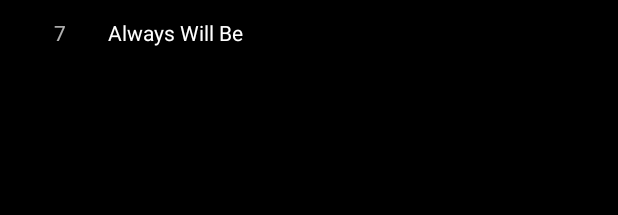
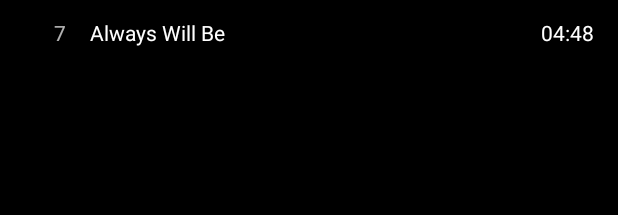
Before and after one commit to spotkeeper/SpotKeeper, an Android app: the layout listitem_track.xml on its own in the app's theme, with its tools: preview values and no code run, on a phone screen of 412 x 824 dp. Shown: the top 215 px of the screen. Run offline under Robolectric (Android 15) with nearby library versions, the phone set to English and light mode, and no system bars.

Commit message:
-Show track duration in adapter

```diff
--- a/app/src/main/java/com/anrapps/spotkeeper/loader/DataLoader.java
+++ b/app/src/main/java/com/anrapps/spotkeeper/loader/DataLoader.java
@@ -276,6 +276,7 @@ public class DataLoader<T> extends AsyncTaskLoader<List<T>> {
             builder.setArtistName(artist.name);
             builder.setAlbumName(album.name);
             builder.setAlbumImageUrl(album.imageUrl);
+            builder.setDuration(jsonTrack.getInt("duration_ms"));
             tracks.add(builder.build());
         }
         return tracks;
@@ -321,6 +322,7 @@ public class DataLoader<T> extends AsyncTaskLoader<List<T>> {
             int length = imagesArray.length();
             if (length != 0)
                 builder.setAlbumImageUrl(imagesArray.getJSONObject(length == 3 ? 1 : 0).getString("url"));
+            builder.setDuration(jsonTrack.getInt("duration_ms"));
             tracks.add(builder.build());
         }
         return tracks;
--- a/app/src/main/res/layout/listitem_track.xml
+++ b/app/src/main/res/layout/listitem_track.xml
@@ -1,8 +1,9 @@
 <?xml version="1.0" encoding="utf-8"?>
-<FrameLayout xmlns:android="http://schemas.android.com/apk/res/android"
+<LinearLayout xmlns:android="http://schemas.android.com/apk/res/android"
+    xmlns:tools="http://schemas.android.com/tools"
     android:layout_width="match_parent"
     android:layout_height="wrap_content"
-    xmlns:tools="http://schemas.android.com/tools"
+    android:orientation="horizontal"
     android:paddingTop="12dp"
     android:paddingBottom="12dp" >
 
@@ -17,12 +18,56 @@
 
     <TextView
         android:id="@+id/listitem_track_name"
-        android:layout_width="match_parent"
+        android:layout_width="0dp"
         android:layout_height="wrap_content"
-        android:layout_marginStart="@dimen/keyline_2"
+        android:layout_weight="1"
+        android:layout_marginStart="@dimen/keyline_1"
         android:singleLine="true"
         android:ellipsize="end"
         android:textAppearance="@style/TextAppearance.AppCompat.Body1"
-        android:textColor="@color/primary_text_default_material_dark"        tools:text="Always Will Be" />
+        android:textColor="@color/primary_text_default_material_dark"
+        tools:text="Always Will Be" />
 
-</FrameLayout>
+    <TextView
+        android:id="@+id/listitem_track_duration"
+        android:layout_width="wrap_content"
+        android:layout_height="wrap_content"
+        android:layout_marginStart="@dimen/keyline_1"
+        android:layout_marginEnd="@dimen/keyline_1"
+        android:singleLine="true"
+        android:textAppearance="@style/TextAppearance.AppCompat.Body1"
+        android:textColor="@color/primary_text_default_material_dark"
+        tools:text="04:48" />
+
+</LinearLayout>
+
+
+
+<!--<FrameLayout xmlns:android="http://schemas.android.com/apk/res/android"-->
+    <!--android:layout_width="match_parent"-->
+    <!--android:layout_height="wrap_content"-->
+    <!--xmlns:tools="http://schemas.android.com/tools"-->
+    <!--android:paddingTop="12dp"-->
+    <!--android:paddingBottom="12dp" >-->
+
+    <!--<TextView-->
+        <!--android:id="@+id/listitem_track_number"-->
+        <!--android:layout_width="wrap_content"-->
+        <!--android:layout_height="wrap_content"-->
+        <!--android:layout_marginStart="36dp"-->
+        <!--android:textAppearance="@style/TextAppearance.AppCompat.Body1"-->
+        <!--android:textColor="@color/secondary_text_default_material_dark"-->
+        <!--tools:text="7" />-->
+
+    <!--<TextView-->
+        <!--android:id="@+id/listitem_track_name"-->
+        <!--android:layout_width="match_parent"-->
+        <!--android:layout_height="wrap_content"-->
+        <!--android:layout_marginStart="@dimen/keyline_2"-->
+        <!--android:singleLine="true"-->
+        <!--android:ellipsize="end"-->
+        <!--android:textAppearance="@style/TextAppearance.AppCompat.Body1"-->
+        <!--android:textColor="@color/primary_text_default_material_dark"        -->
+        <!--tools:text="Always Will Be" />-->
+
+<!--</FrameLayout>-->
```
Also changed, not shown: app/src/main/java/com/anrapps/spotkeeper/adapter/TrackAdapter.java (+11 -2 lines).
